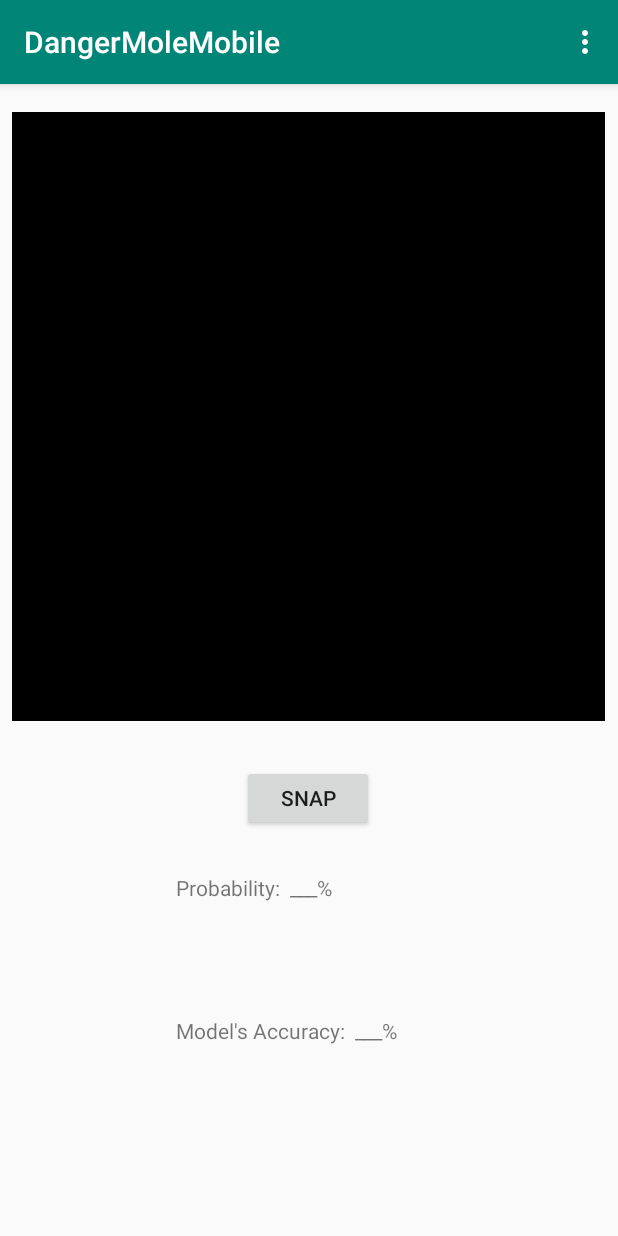
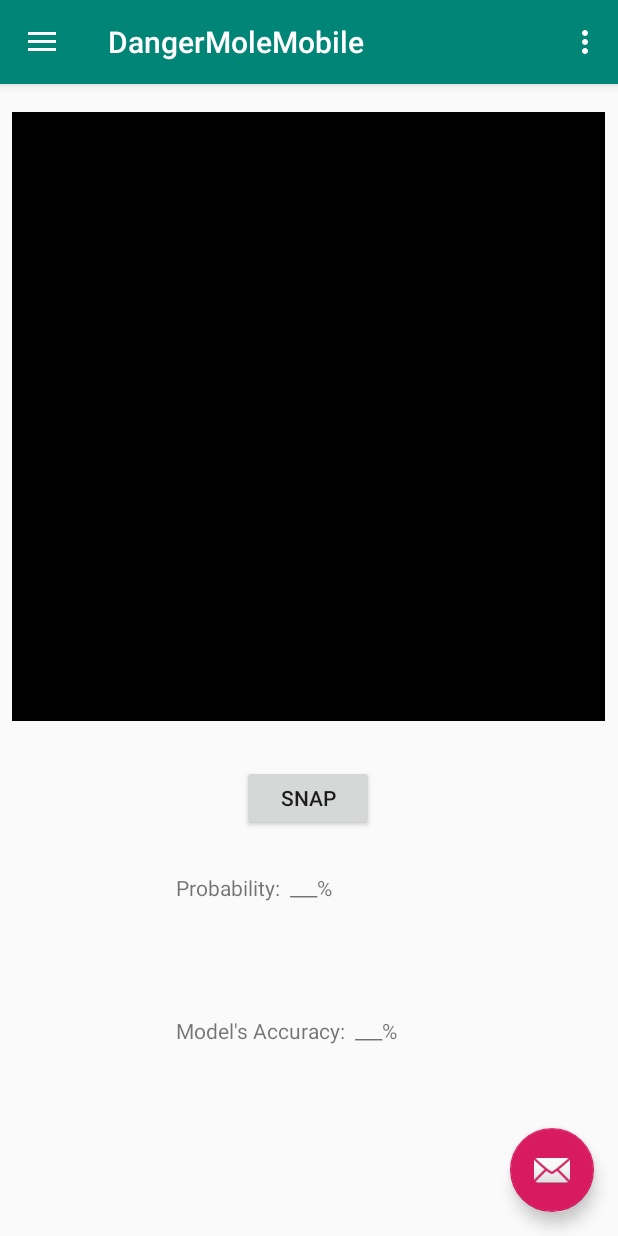
Before and after one commit to BrainerdofDenver/DangerMole, an Android app: the screen it shows after launch (MainActivity), on a phone screen of 412 x 824 dp. Run offline under Robolectric (Android 15) with nearby library versions, the phone set to English and light mode, and no system bars.

Commit message:
Added navigation drawer implementation with default values

```diff
--- a/DangerMoleMobile/app/src/main/java/com/example/dangermolemobile/MainActivity.kt
+++ b/DangerMoleMobile/app/src/main/java/com/example/dangermolemobile/MainActivity.kt
@@ -5,18 +5,19 @@ import android.content.Intent
 import android.graphics.Bitmap
 import android.os.Bundle
 import android.provider.MediaStore
-import android.support.design.widget.Snackbar
-import android.support.v7.app.AppCompatActivity;
+import android.support.design.widget.NavigationView
+import android.support.v4.view.GravityCompat
+import android.support.v7.app.ActionBarDrawerToggle
+import android.support.v7.app.AppCompatActivity
 import android.view.Menu
 import android.view.MenuItem
-import android.view.View
-import android.widget.Button
 import android.widget.Toast
 
 import kotlinx.android.synthetic.main.activity_main.*
+import kotlinx.android.synthetic.main.app_bar_main.*
 import kotlinx.android.synthetic.main.content_main.*
 
-class MainActivity : AppCompatActivity() {
+class MainActivity : AppCompatActivity(), NavigationView.OnNavigationItemSelectedListener {
     val CAM_REQUEST_CODE = 0
 
     override fun onCreate(savedInstanceState: Bundle?) {
@@ -24,9 +25,19 @@ class MainActivity : AppCompatActivity() {
         setContentView(R.layout.activity_main)
         setSupportActionBar(toolbar)
 
+        val toggle = ActionBarDrawerToggle(
+            this, drawer_layout, toolbar, R.string.navigation_drawer_open, R.string.navigation_drawer_close
+        )
+        drawer_layout.addDrawerListener(toggle)
+        toggle.syncState()
+
+        nav_view.setNavigationItemSelectedListener(this)
+
+
+        //Camera Button Implementation
         take_pic_button.setOnClickListener {
             val camIntent = Intent(MediaStore.ACTION_IMAGE_CAPTURE)
-            if(camIntent.resolveActivity(packageManager) != null) {
+            if (camIntent.resolveActivity(packageManager) != null) {
                 startActivityForResult(camIntent, CAM_REQUEST_CODE)
             }
         }
@@ -36,9 +47,9 @@ class MainActivity : AppCompatActivity() {
     override fun onActivityResult(requestCode: Int, resultCode: Int, data: Intent?) {
         super.onActivityResult(requestCode, resultCode, data)
 
-        when(requestCode){
+        when (requestCode) {
             CAM_REQUEST_CODE -> {
-                if (resultCode == Activity.RESULT_OK && data != null){
+                if (resultCode == Activity.RESULT_OK && data != null) {
                     val bitmap: Bitmap = data.extras.get("data") as Bitmap
                     camView.setImageBitmap(bitmap)
                 }
@@ -48,6 +59,14 @@ class MainActivity : AppCompatActivity() {
             }
         }
 
+    }
+    //Part of Navigation Drawer
+    override fun onBackPressed() {
+        if (drawer_layout.isDrawerOpen(GravityCompat.START)) {
+            drawer_layout.closeDrawer(GravityCompat.START)
+        } else {
+            super.onBackPressed()
+        }
     }
 
     override fun onCreateOptionsMenu(menu: Menu): Boolean {
@@ -65,4 +84,32 @@ class MainActivity : AppCompatActivity() {
             else -> super.onOptionsItemSelected(item)
         }
     }
+
+    override fun onNavigationItemSelected(item: MenuItem): Boolean {
+        // Handle navigation view item clicks here.
+        when (item.itemId) {
+            R.id.nav_camera -> {
+                // Handle the camera action
+            }
+            R.id.nav_gallery -> {
+
+            }
+            R.id.nav_slideshow -> {
+
+            }
+            R.id.nav_manage -> {
+
+            }
+            R.id.nav_share -> {
+
+            }
+            R.id.nav_send -> {
+
+            }
+        }
+
+        drawer_layout.closeDrawer(GravityCompat.START)
+        return true
+    }
+
 }
--- /dev/null
+++ b/DangerMoleMobile/app/src/main/res/drawable-v24/ic_menu_camera.xml
@@ -0,0 +1,12 @@
+<vector xmlns:android="http://schemas.android.com/apk/res/android"
+        android:width="24dp"
+        android:height="24dp"
+        android:viewportWidth="24.0"
+        android:viewportHeight="24.0">
+    <path
+            android:fillColor="#FF000000"
+            android:pathData="M12,12m-3.2,0a3.2,3.2 0,1 1,6.4 0a3.2,3.2 0,1 1,-6.4 0"/>
+    <path
+            android:fillColor="#FF000000"
+            android:pathData="M9,2L7.17,4H4c-1.1,0 -2,0.9 -2,2v12c0,1.1 0.9,2 2,2h16c1.1,0 2,-0.9 2,-2V6c0,-1.1 -0.9,-2 -2,-2h-3.17L15,2H9zm3,15c-2.76,0 -5,-2.24 -5,-5s2.24,-5 5,-5 5,2.24 5,5 -2.24,5 -5,5z"/>
+</vector>
--- /dev/null
+++ b/DangerMoleMobile/app/src/main/res/drawable-v24/ic_menu_gallery.xml
@@ -0,0 +1,9 @@
+<vector xmlns:android="http://schemas.android.com/apk/res/android"
+        android:width="24dp"
+        android:height="24dp"
+        android:viewportWidth="24.0"
+        android:viewportHeight="24.0">
+    <path
+            android:fillColor="#FF000000"
+            android:pathData="M22,16V4c0,-1.1 -0.9,-2 -2,-2H8c-1.1,0 -2,0.9 -2,2v12c0,1.1 0.9,2 2,2h12c1.1,0 2,-0.9 2,-2zm-11,-4l2.03,2.71L16,11l4,5H8l3,-4zM2,6v14c0,1.1 0.9,2 2,2h14v-2H4V6H2z"/>
+</vector>
--- /dev/null
+++ b/DangerMoleMobile/app/src/main/res/drawable-v24/ic_menu_manage.xml
@@ -0,0 +1,9 @@
+<vector xmlns:android="http://schemas.android.com/apk/res/android"
+        android:width="24dp"
+        android:height="24dp"
+        android:viewportWidth="24.0"
+        android:viewportHeight="24.0">
+    <path
+            android:fillColor="#FF000000"
+            android:pathData="M22.7,19l-9.1,-9.1c0.9,-2.3 0.4,-5 -1.5,-6.9 -2,-2 -5,-2.4 -7.4,-1.3L9,6 6,9 1.6,4.7C0.4,7.1 0.9,10.1 2.9,12.1c1.9,1.9 4.6,2.4 6.9,1.5l9.1,9.1c0.4,0.4 1,0.4 1.4,0l2.3,-2.3c0.5,-0.4 0.5,-1.1 0.1,-1.4z"/>
+</vector>
--- /dev/null
+++ b/DangerMoleMobile/app/src/main/res/drawable-v24/ic_menu_send.xml
@@ -0,0 +1,9 @@
+<vector xmlns:android="http://schemas.android.com/apk/res/android"
+        android:width="24dp"
+        android:height="24dp"
+        android:viewportWidth="24.0"
+        android:viewportHeight="24.0">
+    <path
+            android:fillColor="#FF000000"
+            android:pathData="M2.01,21L23,12 2.01,3 2,10l15,2 -15,2z"/>
+</vector>
--- /dev/null
+++ b/DangerMoleMobile/app/src/main/res/drawable-v24/ic_menu_share.xml
@@ -0,0 +1,9 @@
+<vector xmlns:android="http://schemas.android.com/apk/res/android"
+        android:width="24dp"
+        android:height="24dp"
+        android:viewportWidth="24.0"
+        android:viewportHeight="24.0">
+    <path
+            android:fillColor="#FF000000"
+            android:pathData="M18,16.08c-0.76,0 -1.44,0.3 -1.96,0.77L8.91,12.7c0.05,-0.23 0.09,-0.46 0.09,-0.7s-0.04,-0.47 -0.09,-0.7l7.05,-4.11c0.54,0.5 1.25,0.81 2.04,0.81 1.66,0 3,-1.34 3,-3s-1.34,-3 -3,-3 -3,1.34 -3,3c0,0.24 0.04,0.47 0.09,0.7L8.04,9.81C7.5,9.31 6.79,9 6,9c-1.66,0 -3,1.34 -3,3s1.34,3 3,3c0.79,0 1.5,-0.31 2.04,-0.81l7.12,4.16c-0.05,0.21 -0.08,0.43 -0.08,0.65 0,1.61 1.31,2.92 2.92,2.92 1.61,0 2.92,-1.31 2.92,-2.92s-1.31,-2.92 -2.92,-2.92z"/>
+</vector>
--- /dev/null
+++ b/DangerMoleMobile/app/src/main/res/drawable-v24/ic_menu_slideshow.xml
@@ -0,0 +1,9 @@
+<vector xmlns:android="http://schemas.android.com/apk/res/android"
+        android:width="24dp"
+        android:height="24dp"
+        android:viewportWidth="24.0"
+        android:viewportHeight="24.0">
+    <path
+            android:fillColor="#FF000000"
+            android:pathData="M4,6H2v14c0,1.1 0.9,2 2,2h14v-2H4V6zm16,-4H8c-1.1,0 -2,0.9 -2,2v12c0,1.1 0.9,2 2,2h12c1.1,0 2,-0.9 2,-2V4c0,-1.1 -0.9,-2 -2,-2zm-8,12.5v-9l6,4.5 -6,4.5z"/>
+</vector>
--- a/DangerMoleMobile/app/src/main/res/layout/activity_main.xml
+++ b/DangerMoleMobile/app/src/main/res/layout/activity_main.xml
@@ -1,26 +1,26 @@
 <?xml version="1.0" encoding="utf-8"?>
-<android.support.design.widget.CoordinatorLayout
+<android.support.v4.widget.DrawerLayout
         xmlns:android="http://schemas.android.com/apk/res/android"
         xmlns:app="http://schemas.android.com/apk/res-auto"
         xmlns:tools="http://schemas.android.com/tools"
+        android:id="@+id/drawer_layout"
         android:layout_width="match_parent"
         android:layout_height="match_parent"
-        tools:context=".MainActivity">
+        android:fitsSystemWindows="true"
+        tools:openDrawer="start">
 
-    <android.support.design.widget.AppBarLayout
-            android:layout_height="wrap_content"
+    <include
+            layout="@layout/app_bar_main"
             android:layout_width="match_parent"
-            android:theme="@style/AppTheme.AppBarOverlay">
+            android:layout_height="match_parent"/>
 
-        <android.support.v7.widget.Toolbar
-                android:id="@+id/toolbar"
-                android:layout_width="match_parent"
-                android:layout_height="?attr/actionBarSize"
-                android:background="?attr/colorPrimary"
-                app:popupTheme="@style/AppTheme.PopupOverlay"/>
+    <android.support.design.widget.NavigationView
+            android:id="@+id/nav_view"
+            android:layout_width="wrap_content"
+            android:layout_height="match_parent"
+            android:layout_gravity="start"
+            android:fitsSystemWindows="true"
+            app:headerLayout="@layout/nav_header_main"
+            app:menu="@menu/activity_main_drawer"/>
 
-    </android.support.design.widget.AppBarLayout>
-
-    <include layout="@layout/content_main"/>
-
-</android.support.design.widget.CoordinatorLayout>
+</android.support.v4.widget.DrawerLayout>
--- /dev/null
+++ b/DangerMoleMobile/app/src/main/res/layout/app_bar_main.xml
@@ -0,0 +1,34 @@
+<?xml version="1.0" encoding="utf-8"?>
+<android.support.design.widget.CoordinatorLayout
+        xmlns:android="http://schemas.android.com/apk/res/android"
+        xmlns:app="http://schemas.android.com/apk/res-auto"
+        xmlns:tools="http://schemas.android.com/tools"
+        android:layout_width="match_parent"
+        android:layout_height="match_parent"
+        tools:context=".MainActivity">
+
+    <android.support.design.widget.AppBarLayout
+            android:layout_height="wrap_content"
+            android:layout_width="match_parent"
+            android:theme="@style/AppTheme.AppBarOverlay">
+
+        <android.support.v7.widget.Toolbar
+                android:id="@+id/toolbar"
+                android:layout_width="match_parent"
+                android:layout_height="?attr/actionBarSize"
+                android:background="?attr/colorPrimary"
+                app:popupTheme="@style/AppTheme.PopupOverlay"/>
+
+    </android.support.design.widget.AppBarLayout>
+
+    <include layout="@layout/content_main"/>
+
+    <android.support.design.widget.FloatingActionButton
+            android:id="@+id/fab"
+            android:layout_width="wrap_content"
+            android:layout_height="wrap_content"
+            android:layout_gravity="bottom|end"
+            android:layout_margin="@dimen/fab_margin"
+            app:srcCompat="@android:drawable/ic_dialog_email"/>
+
+</android.support.design.widget.CoordinatorLayout>
--- /dev/null
+++ b/DangerMoleMobile/app/src/main/res/menu/activity_main_drawer.xml
@@ -0,0 +1,38 @@
+<?xml version="1.0" encoding="utf-8"?>
+<menu xmlns:android="http://schemas.android.com/apk/res/android"
+      xmlns:tools="http://schemas.android.com/tools"
+      tools:showIn="navigation_view">
+
+    <group android:checkableBehavior="single">
+        <item
+                android:id="@+id/nav_camera"
+                android:icon="@drawable/ic_menu_camera"
+                android:title="Import"/>
+        <item
+                android:id="@+id/nav_gallery"
+                android:icon="@drawable/ic_menu_gallery"
+                android:title="Gallery"/>
+        <item
+                android:id="@+id/nav_slideshow"
+                android:icon="@drawable/ic_menu_slideshow"
+                android:title="Slideshow"/>
+        <item
+                android:id="@+id/nav_manage"
+                android:icon="@drawable/ic_menu_manage"
+                android:title="Tools"/>
+    </group>
+
+    <item android:title="Communicate">
+        <menu>
+            <item
+                    android:id="@+id/nav_share"
+                    android:icon="@drawable/ic_menu_share"
+                    android:title="Share"/>
+            <item
+                    android:id="@+id/nav_send"
+                    android:icon="@drawable/ic_menu_send"
+                    android:title="Send"/>
+        </menu>
+    </item>
+
+</menu>
--- /dev/null
+++ b/DangerMoleMobile/app/src/main/res/values-v21/styles.xml
@@ -0,0 +1,7 @@
+<resources>
+    <style name="AppTheme.NoActionBar">
+        <item name="windowActionBar">false</item>
+        <item name="windowNoTitle">true</item>
+        <item name="android:statusBarColor">@android:color/transparent</item>
+    </style>
+</resources>
--- a/DangerMoleMobile/app/src/main/res/values/dimens.xml
+++ b/DangerMoleMobile/app/src/main/res/values/dimens.xml
@@ -1,3 +1,8 @@
 <resources>
+    <!-- Default screen margins, per the Android Design guidelines. -->
+    <dimen name="activity_horizontal_margin">16dp</dimen>
+    <dimen name="activity_vertical_margin">16dp</dimen>
+    <dimen name="nav_header_vertical_spacing">8dp</dimen>
+    <dimen name="nav_header_height">176dp</dimen>
     <dimen name="fab_margin">16dp</dimen>
 </resources>
--- a/DangerMoleMobile/app/src/main/res/values/strings.xml
+++ b/DangerMoleMobile/app/src/main/res/values/strings.xml
@@ -2,6 +2,10 @@
     <string name="app_name">DangerMoleMobile</string>
     <string name="action_settings">Settings</string>
     <string name="take_pic">Snap</string>
-    <string name="test_str">Hello World!</string>
+    <string name="navigation_drawer_open">Open navigation drawer</string>
+    <string name="navigation_drawer_close">Close navigation drawer</string>
+    <string name="nav_header_title">Android Studio</string>
+    <string name="nav_header_subtitle">android.studio@android.com</string>
+    <string name="nav_header_desc">Navigation header</string>
     <string name="update_str">Ooooo SNAP</string>
 </resources>
```
Also changed, not shown: DangerMoleMobile/app/src/main/res/drawable-v24/side_nav_bar.xml (added, +9 -0 lines), DangerMoleMobile/app/src/main/res/layout/nav_header_main.xml (added, +37 -0 lines).
